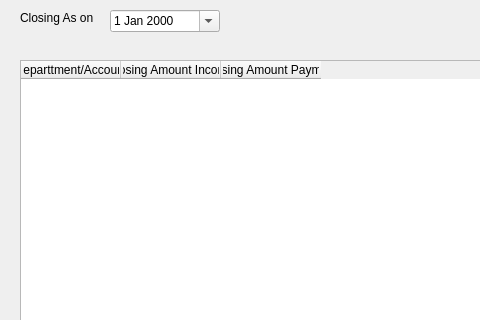
Old version of the form DLG/cclosingbalancedlg.ui in the repository hlunguite/saptuamDataQT; both pictures show x 0 to 480 and y 0 to 320 of the 877 by 505 pixel window.
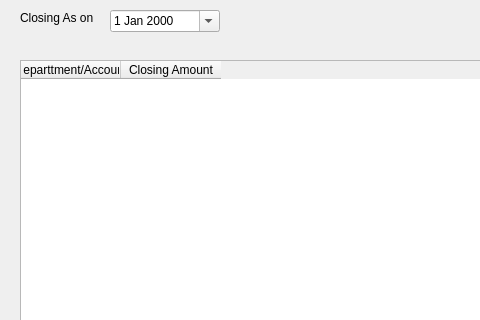
New version of the form.

Commit message: several changes related to closing

```diff
--- a/DLG/cclosingbalancedlg.ui
+++ b/DLG/cclosingbalancedlg.ui
@@ -87,12 +87,7 @@
    </column>
    <column>
     <property name="text">
-     <string>Closing Amount Income</string>
-    </property>
-   </column>
-   <column>
-    <property name="text">
-     <string>Closing Amount Payment</string>
+     <string>Closing Amount</string>
     </property>
    </column>
   </widget>
```
The commit also changes 14 other files.
